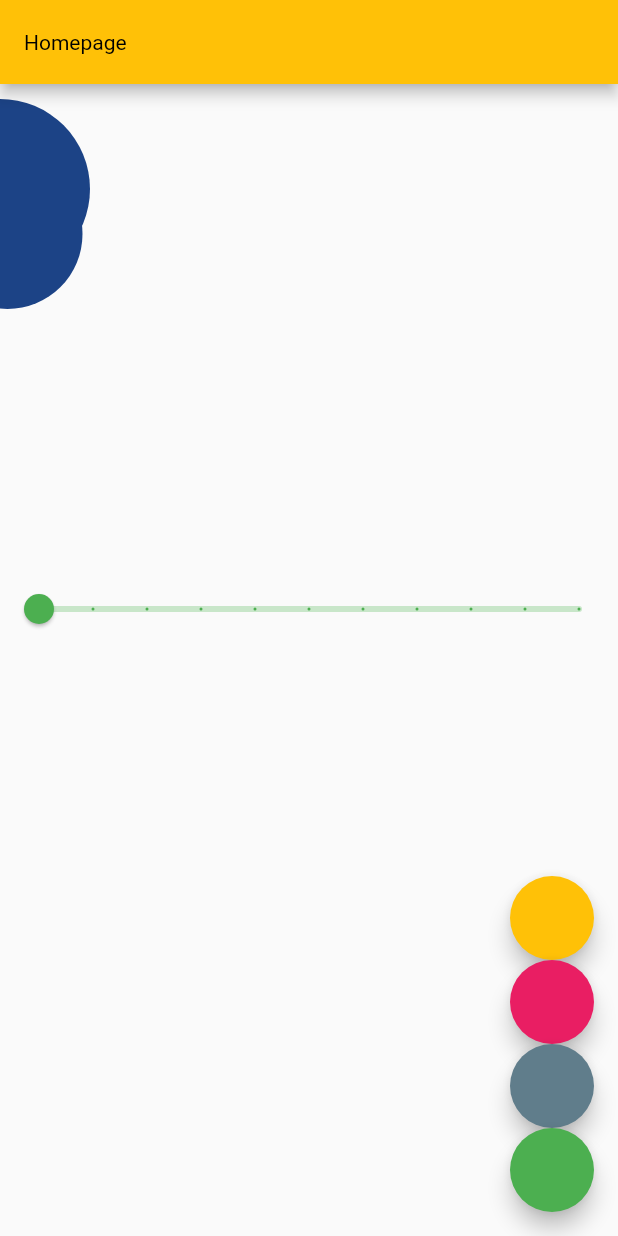
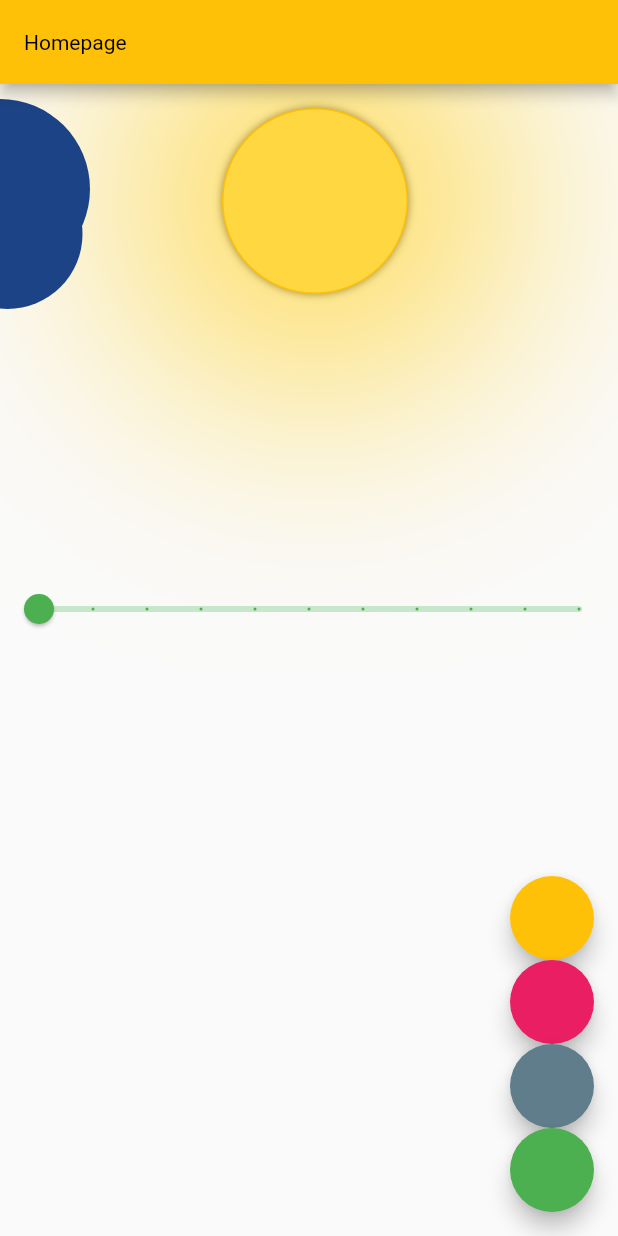
Before and after one commit to cripnail/advanced-widgets, a Flutter app: the screen it shows after launch, on a phone screen of 412 x 824 dp. Run offline on Flutter 3.47's test engine with Material 2 defaults, Android fonts, the phone set to English and light mode, and no system bars.

Commit message:
Create sun_widget.dart

```diff
--- a/lib/home.dart
+++ b/lib/home.dart
@@ -3,6 +3,8 @@ import 'package:adv_widgets/themes/themes.dart';
 import 'package:adv_widgets/widgets/clouds/clouds_background.dart';
 import 'package:adv_widgets/widgets/hero/detail_screen.dart';
 import 'package:adv_widgets/widgets/slider/slider.dart';
+import 'package:adv_widgets/widgets/sun/sun_background.dart';
+import 'package:adv_widgets/widgets/sun/sun_widget.dart';
 import 'package:flutter/material.dart';
 
 class HomeScreen extends StatefulWidget {
@@ -36,7 +38,16 @@ class HomeScreenState extends State<HomeScreen> {
         crossAxisAlignment: CrossAxisAlignment.start,
         children: [
           GestureDetector(
-            child: Hero(tag: 'cloud', child: Clouds(value: value)),
+            child: Hero(
+              tag: 'cloud',
+              child: Stack(children: <Widget>[
+                const Padding(
+                  padding: EdgeInsets.fromLTRB(148.0, 16, 16, 80),
+                  child: SunWidget(),
+                ),
+                Clouds(value: value),
+              ]),
+            ),
             onTap: () {
               Navigator.push(context, MaterialPageRoute(builder: (_) {
                 return DetailScreen(value: value);
--- /dev/null
+++ b/lib/widgets/sun/sun_widget.dart
@@ -0,0 +1,35 @@
+
+import 'dart:math';
+
+import 'package:flutter/material.dart';
+
+class SunWidget extends StatelessWidget {
+  const SunWidget({Key? key, })
+      : super(key: key, );
+  //
+  // Animation<Offset> get _animation => listenable as Animation<Offset>;
+
+  @override
+  Widget build(BuildContext context) {
+    return LayoutBuilder(builder: (context, constraints) {
+      final minSize = min(constraints.maxWidth, constraints.maxHeight);
+      final sunSize = minSize / 2.0;
+
+      return Container(
+        width: sunSize,
+        height: sunSize,
+        decoration: BoxDecoration(
+            shape: BoxShape.circle,
+            color: Colors.amberAccent,
+            border: Border.all(color: Colors.amber, width: 1),
+            boxShadow: [
+              const BoxShadow(color: Colors.black87, blurRadius: 4),
+              BoxShadow(
+                  color: Colors.amberAccent,
+                  spreadRadius: sunSize * 0.5,
+                  blurRadius: sunSize * 4)
+            ]),
+      );
+    });
+  }
+}
```
Also changed, not shown: lib/widgets/sun/sun_background.dart (+27 -27 lines), lib/widgets/tint/render_tint.dart (deleted, +0 -34 lines), lib/widgets/tint/tint.dart (deleted, +0 -31 lines).
